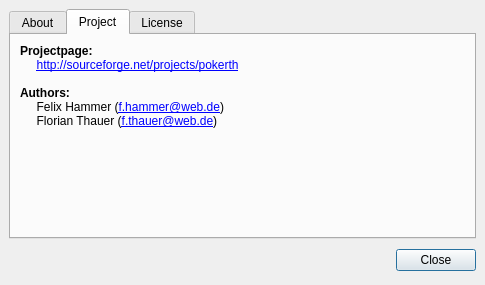
First picture: the form in src/gui/qt/aboutpokerth.ui, repository pokerth/pokerth, before the edit.
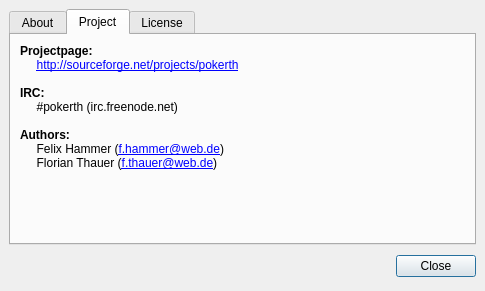
Second picture: the form after the edit. The open tabs and pages were chosen to show the change.

```diff
--- a/src/gui/qt/aboutpokerth.ui
+++ b/src/gui/qt/aboutpokerth.ui
@@ -6,7 +6,7 @@
     <x>0</x>
     <y>0</y>
     <width>485</width>
-    <height>285</height>
+    <height>291</height>
    </rect>
   </property>
   <property name="windowTitle" >
@@ -92,6 +92,9 @@
 &lt;p style=" margin-top:0px; margin-bottom:0px; margin-left:0px; margin-right:0px; -qt-block-indent:0; text-indent:0px;">&lt;span style=" font-weight:600;">Projectpage: &lt;/span>&lt;/p>
 &lt;p style=" margin-top:0px; margin-bottom:0px; margin-left:0px; margin-right:0px; -qt-block-indent:0; text-indent:0px;">     &lt;a href="http://sourceforge.net/projects/pokerth">&lt;span style=" text-decoration: underline; color:#0000ff;">http://sourceforge.net/projects/pokerth&lt;/span>&lt;/a>&lt;/p>
 &lt;p style="-qt-paragraph-type:empty; margin-top:0px; margin-bottom:0px; margin-left:0px; margin-right:0px; -qt-block-indent:0; text-indent:0px;">&lt;/p>
+&lt;p style=" margin-top:0px; margin-bottom:0px; margin-left:0px; margin-right:0px; -qt-block-indent:0; text-indent:0px;">&lt;span style=" font-weight:600;">IRC: &lt;/span>&lt;/p>
+&lt;p style=" margin-top:0px; margin-bottom:0px; margin-left:0px; margin-right:0px; -qt-block-indent:0; text-indent:0px;">     #pokerth (irc.freenode.net)&lt;/span>&lt;/p>
+&lt;p style="-qt-paragraph-type:empty; margin-top:0px; margin-bottom:0px; margin-left:0px; margin-right:0px; -qt-block-indent:0; text-indent:0px;">&lt;/p>
 &lt;p style=" margin-top:0px; margin-bottom:0px; margin-left:0px; margin-right:0px; -qt-block-indent:0; text-indent:0px;">&lt;span style=" font-weight:600;">Authors: &lt;/span>&lt;/p>
 &lt;p style=" margin-top:0px; margin-bottom:0px; margin-left:0px; margin-right:0px; -qt-block-indent:0; text-indent:0px;">     Felix Hammer (&lt;a href="mailto:f.hammer@web.de">&lt;span style=" text-decoration: underline; color:#0000ff;">f.hammer@web.de&lt;/span>&lt;/a>)&lt;/p>
 &lt;p style=" margin-top:0px; margin-bottom:0px; margin-left:0px; margin-right:0px; -qt-block-indent:0; text-indent:0px;">     Florian Thauer (&lt;a href="mailto:f.thauer@web.de">&lt;span style=" text-decoration: underline; color:#0000ff;">f.thauer@web.de&lt;/span>&lt;/a>)&lt;/p>
```
